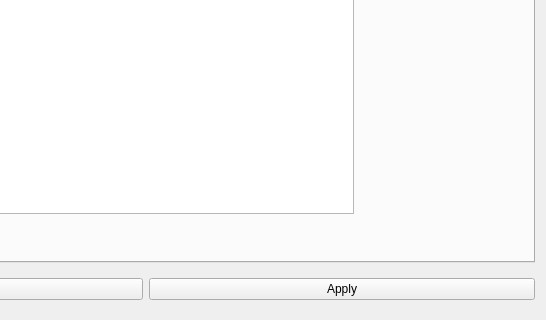
Qt form kiosk.ui (valueerrorx/life-kiosk) before a commit; both pictures show x 254 to 800 and y 280 to 600 of the 800 by 600 pixel window.
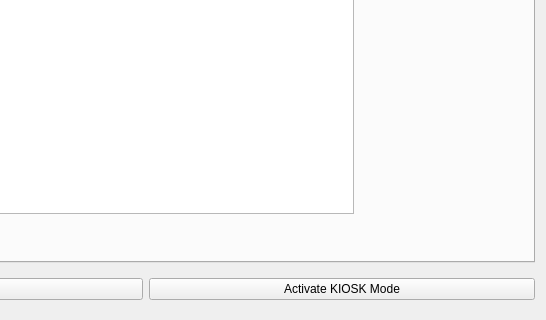
The same form after that commit. Icons and pictures are not drawn.

Patch:
```diff
--- a/kiosk.ui
+++ b/kiosk.ui
@@ -174,7 +174,7 @@
       <item>
        <widget class="QPushButton" name="start">
         <property name="text">
-         <string>Apply</string>
+         <string>Activate KIOSK Mode</string>
         </property>
        </widget>
       </item>
```
